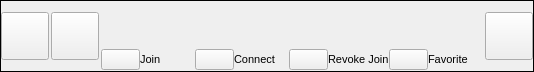
The window that AppsSrc/CommonSrc/Forms/GuiHostedListItem.ui (brettrjones-github/nolimitconnect) describes before a commit, drawn with Qt 5.
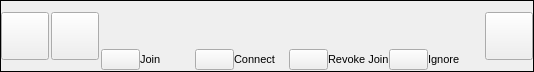
The same window after the commit. Custom widgets are drawn as their Qt base class.

Commit message: work on adding ignore host and add ignored host list applet so host ignore status can be removed

What changed in the file:
```diff
--- a/AppsSrc/CommonSrc/Forms/GuiHostedListItem.ui
+++ b/AppsSrc/CommonSrc/Forms/GuiHostedListItem.ui
@@ -321,7 +321,7 @@
              </sizepolicy>
             </property>
             <property name="text">
-             <string>Favorite</string>
+             <string>Ignore</string>
             </property>
            </widget>
           </item>
```
Left out of the diff: 4 changed lines with no effect on the pictures. The commit also changes 36 other files.
